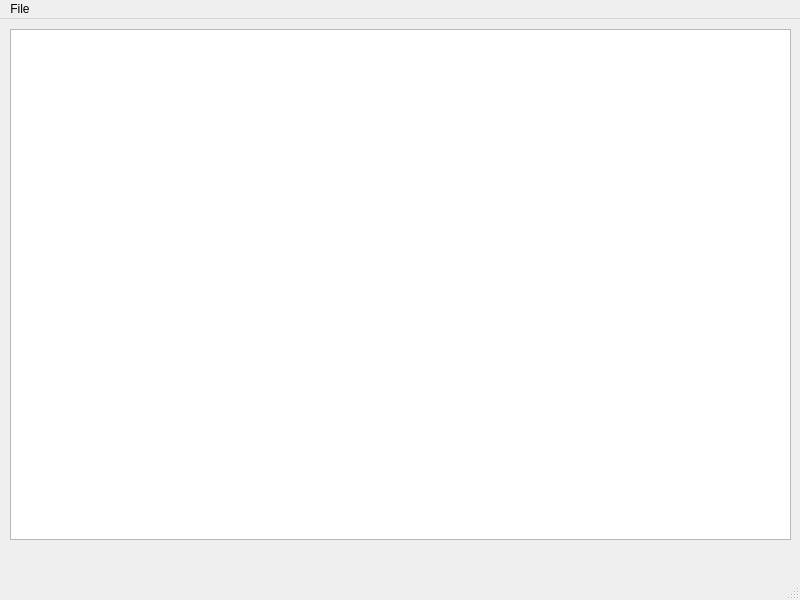
Before: the Qt Designer form qtdiary.ui in RossKnapman/QtDiary, drawn with Qt 5.
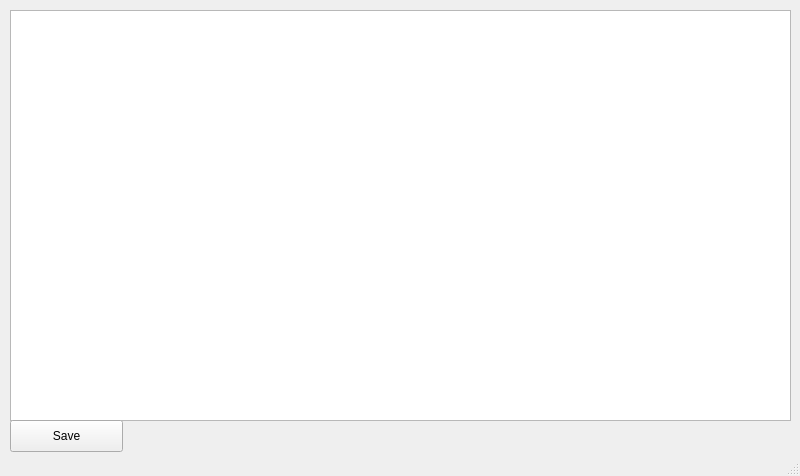
After: the same form once the commit is applied.

Diff of the .ui file:
```diff
--- a/qtdiary.ui
+++ b/qtdiary.ui
@@ -7,7 +7,7 @@
     <x>0</x>
     <y>0</y>
     <width>800</width>
-    <height>600</height>
+    <height>476</height>
    </rect>
   </property>
   <property name="windowTitle">
@@ -20,27 +20,23 @@
       <x>10</x>
       <y>10</y>
       <width>781</width>
-      <height>511</height>
+      <height>411</height>
      </rect>
     </property>
    </widget>
-  </widget>
-  <widget class="QMenuBar" name="menubar">
-   <property name="geometry">
-    <rect>
-     <x>0</x>
-     <y>0</y>
-     <width>800</width>
-     <height>22</height>
-    </rect>
-   </property>
-   <widget class="QMenu" name="menusdfsa">
-    <property name="title">
-     <string>File</string>
+   <widget class="QPushButton" name="saveButton">
+    <property name="geometry">
+     <rect>
+      <x>10</x>
+      <y>420</y>
+      <width>113</width>
+      <height>32</height>
+     </rect>
     </property>
-    <addaction name="actionClear"/>
+    <property name="text">
+     <string>Save</string>
+    </property>
    </widget>
-   <addaction name="menusdfsa"/>
   </widget>
   <widget class="QStatusBar" name="statusbar"/>
   <action name="actionClear">
```
Left out of the diff: 5 changed lines with no effect on the pictures.
